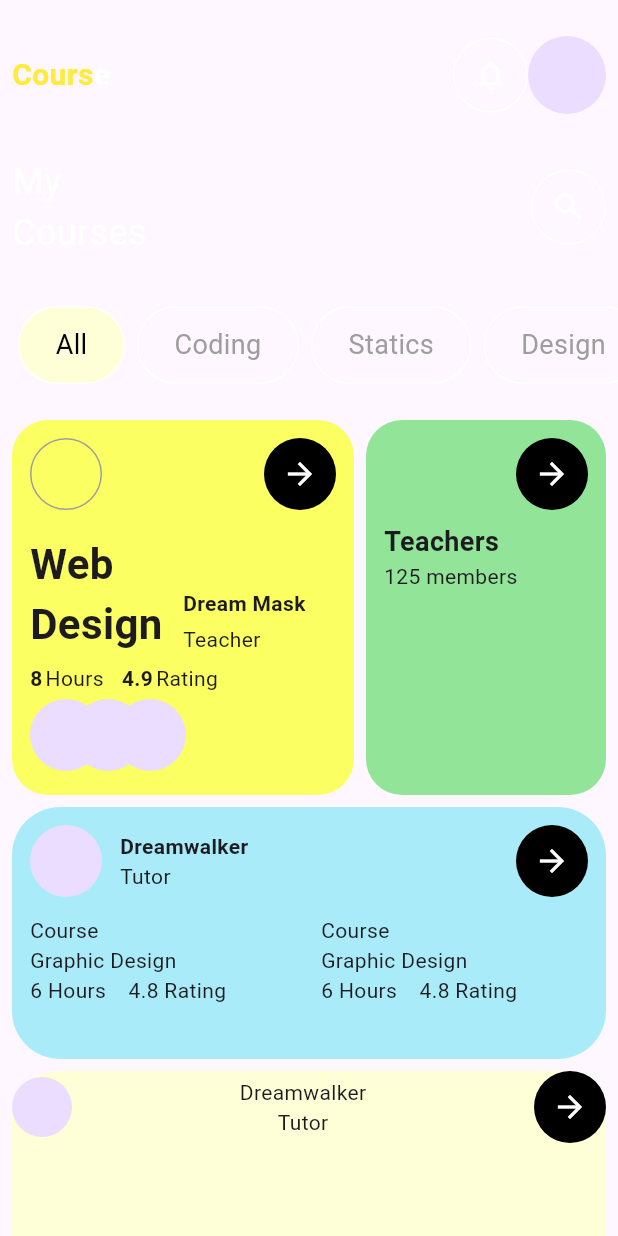
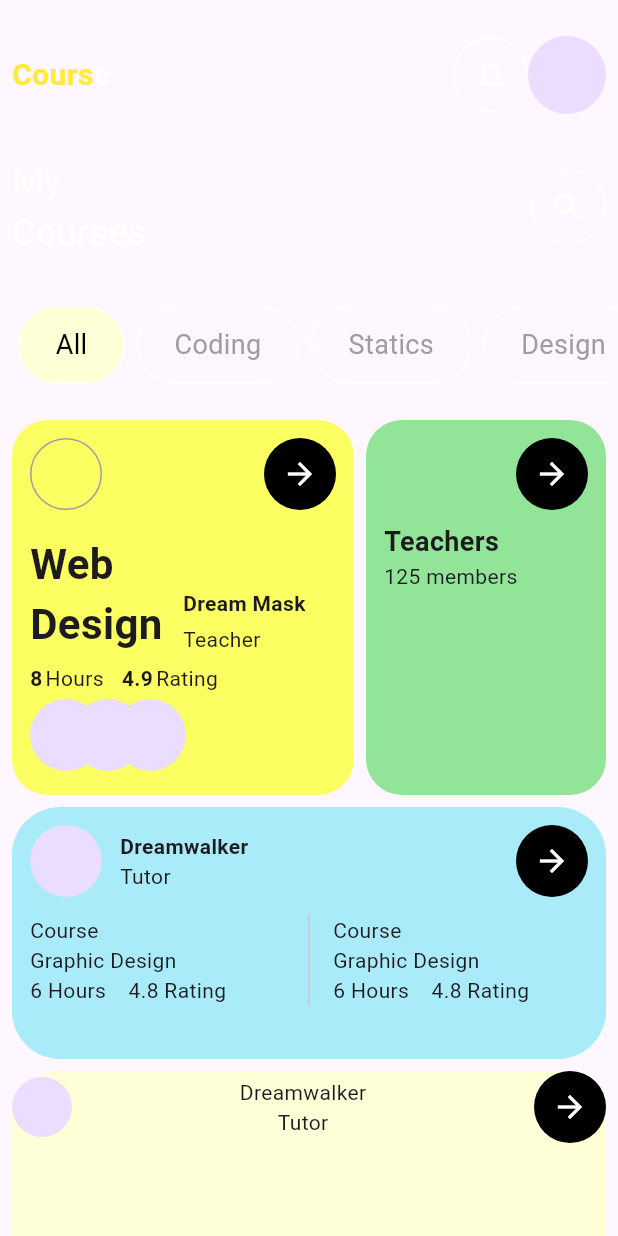
Before and after one commit to JAICHANGPARK/flutter_notebook_chapter_35, a Flutter app: the LearningHomePage screen opened directly, on a phone screen of 412 x 824 dp. Run offline on Flutter 3.47's test engine with Material 3 defaults, Android fonts, the phone set to English and light mode, and no system bars; our stand-ins replace dots_indicator, gap.

Commit message:
Update learning_home_page.dart

```diff
--- a/lib/ep1774_learning_app/view/learning_home_page.dart
+++ b/lib/ep1774_learning_app/view/learning_home_page.dart
@@ -327,7 +327,8 @@ class _LearningHomePageState extends State<LearningHomePage> {
                           ],
                         ),
                         Gap(12),
-                        Row(
+                        IntrinsicHeight(
+                          child: Row(
                             children: [
                               Expanded(
                                 child: Column(
@@ -339,7 +340,9 @@ class _LearningHomePageState extends State<LearningHomePage> {
                                   ],
                                 ),
                               ),
-                            VerticalDivider(),
+                              VerticalDivider(
+                                width: 32,
+                              ),
                               Expanded(
                                 child: Column(
                                   crossAxisAlignment: CrossAxisAlignment.start,
@@ -351,6 +354,7 @@ class _LearningHomePageState extends State<LearningHomePage> {
                                 ),
                               )
                             ],
+                          ),
                         )
                       ],
                     ),
```
Lines whose indentation alone changed are shown as unchanged.
